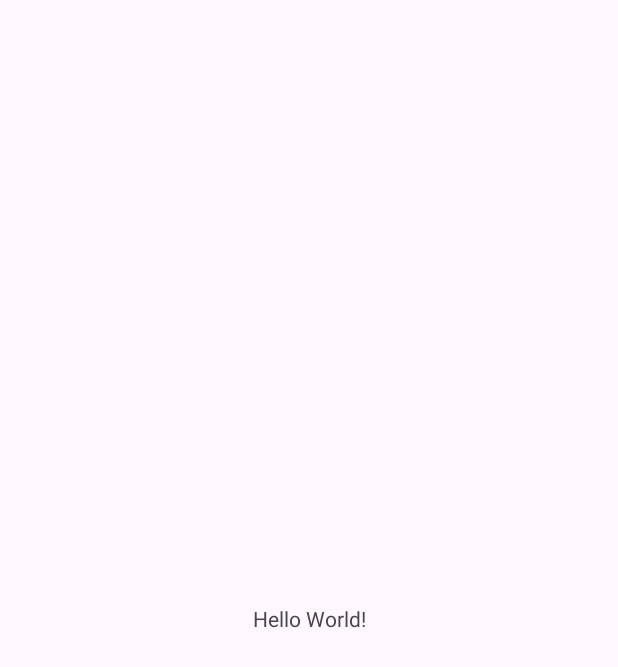
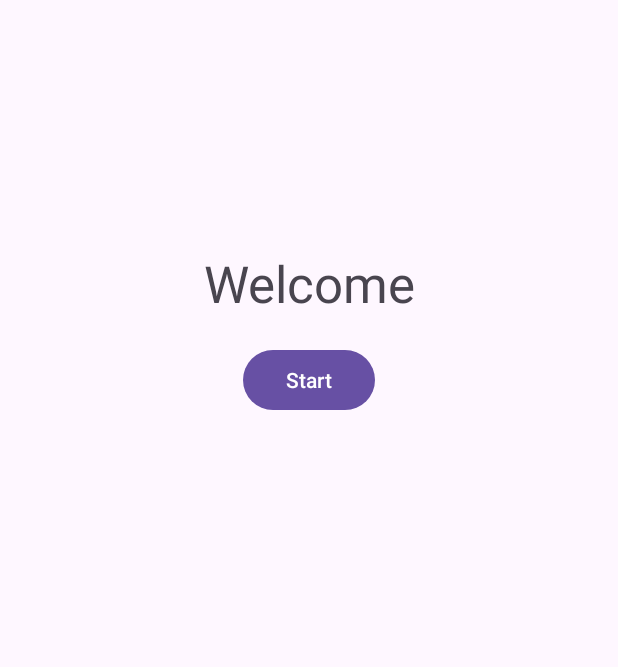
Before and after one commit to ST10486281/IMAD5112A2, an Android app: the screen it shows after launch (MainActivity), on a phone screen of 412 x 824 dp. Before the commit the part shown is almost empty. Shown: the top 667 px of the screen. Run offline under Robolectric (Android 15) with nearby library versions, the phone set to English and light mode, and no system bars.

Commit message:
First screen

```diff
--- a/app/src/main/java/com/example/imad5112a2/MainActivity.kt
+++ b/app/src/main/java/com/example/imad5112a2/MainActivity.kt
@@ -1,11 +1,35 @@
 package com.example.imad5112a2
 
+import android.content.Intent
 import androidx.appcompat.app.AppCompatActivity
 import android.os.Bundle
+import android.util.Log
+import android.widget.Button
 
 class MainActivity : AppCompatActivity() {
     override fun onCreate(savedInstanceState: Bundle?) {
         super.onCreate(savedInstanceState)
         setContentView(R.layout.activity_main)
+
+
+        // Find the Start button by its ID
+        val startButton = findViewById<Button>(R.id.startButton)
+
+        // Log when the app starts
+        Log.d("MainActivity", "App started - Welcome screen displayed")
+
+        // Set a click listener on the Start button
+        startButton.setOnClickListener {
+            // Log that the button was clicked
+            Log.d("MainActivity", "Start button clicked")
+
+            // Create an Intent to go to the Flashcard screen
+            val intent = Intent(this, Flashcard::class.java)
+            startActivity(intent)
+
+            // Log that the intent was sent
+            Log.d("MainActivity", "Navigating to Flashcard activity")
+        }
+
     }
 }
--- a/app/src/main/res/layout/activity_main.xml
+++ b/app/src/main/res/layout/activity_main.xml
@@ -7,12 +7,29 @@
     tools:context=".MainActivity">
 
     <TextView
+        android:id="@+id/textView"
         android:layout_width="wrap_content"
         android:layout_height="wrap_content"
-        android:text="Hello World!"
-        app:layout_constraintBottom_toBottomOf="parent"
+        android:layout_marginStart="135dp"
+        android:layout_marginTop="166dp"
+        android:layout_marginEnd="135dp"
+        android:text="Welcome"
+        android:textAlignment="center"
+        android:textSize="34sp"
         app:layout_constraintEnd_toEndOf="parent"
         app:layout_constraintStart_toStartOf="parent"
         app:layout_constraintTop_toTopOf="parent" />
 
+    <Button
+        android:id="@+id/startButton"
+        android:layout_width="wrap_content"
+        android:layout_height="wrap_content"
+        android:layout_marginStart="161dp"
+        android:layout_marginTop="18dp"
+        android:layout_marginEnd="162dp"
+        android:text="Start"
+        app:layout_constraintEnd_toEndOf="parent"
+        app:layout_constraintStart_toStartOf="parent"
+        app:layout_constraintTop_toBottomOf="@+id/textView" />
+
 </androidx.constraintlayout.widget.ConstraintLayout>
```
